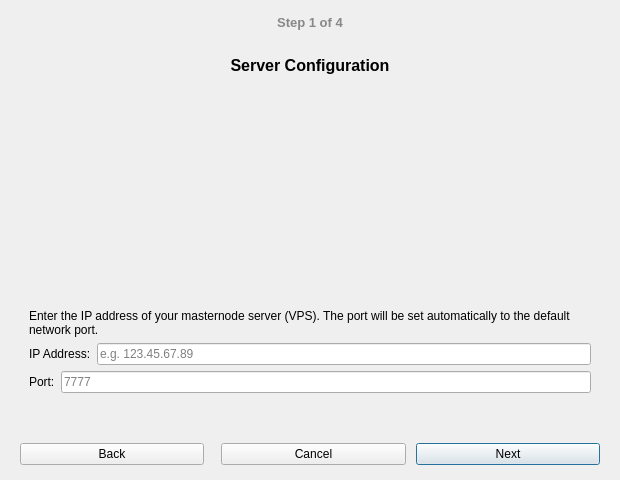
OmegaBlockchain/omegacoin, file src/qt/forms/masternodewizarddialog.ui: the form before one commit.
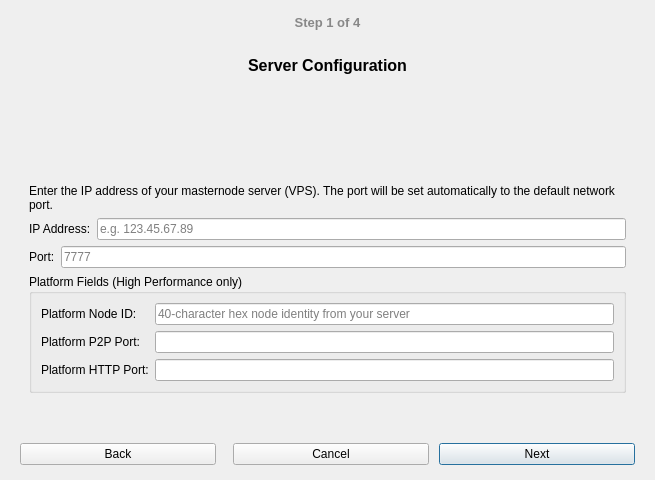
The form after the commit. The open tabs and pages were chosen to show the change.

The edit to the form file:
```diff
--- a/src/qt/forms/masternodewizarddialog.ui
+++ b/src/qt/forms/masternodewizarddialog.ui
@@ -89,14 +89,15 @@
        <item>
         <widget class="QLabel" name="labelWelcomeText">
          <property name="text">
-          <string>To create a masternode you must dedicate 1000 coins to the network as collateral. These coins remain in your wallet and are still yours - they never leave your possession.
+          <string>To create a masternode you must dedicate collateral coins to the network. These coins remain in your wallet and are still yours — they never leave your possession.
 
 You can deactivate the masternode and unlock the coins at any time.
 
 This wizard will guide you through the setup process:
-1. Enter your server IP address
-2. Generate keys and addresses
-3. Review and register
+1. Select masternode type below
+2. Enter your server IP address
+3. Generate keys and addresses
+4. Review and register
 
 You will need a server (VPS) with a static IP address already running the masternode daemon before proceeding.</string>
          </property>
@@ -108,6 +109,32 @@
          </property>
         </widget>
        </item>
+       <item>
+        <widget class="QGroupBox" name="groupBoxMnType">
+         <property name="title">
+          <string>Masternode Type</string>
+         </property>
+         <layout class="QVBoxLayout" name="mnTypeLayout">
+          <item>
+           <widget class="QRadioButton" name="radioRegular">
+            <property name="text">
+             <string>Regular  —  1,000 OMEGA collateral  ·  1 governance vote</string>
+            </property>
+            <property name="checked">
+             <bool>true</bool>
+            </property>
+           </widget>
+          </item>
+          <item>
+           <widget class="QRadioButton" name="radioHP">
+            <property name="text">
+             <string>High Performance  —  10,000 OMEGA collateral  ·  10 governance votes  (active from block 3,200,000)</string>
+            </property>
+           </widget>
+          </item>
+         </layout>
+        </widget>
+       </item>
        <item>
         <spacer name="welcomeBottomSpacer">
          <property name="orientation">
@@ -208,6 +235,60 @@
          </item>
         </layout>
        </item>
+       <item>
+        <widget class="QGroupBox" name="groupBoxPlatform">
+         <property name="title">
+          <string>Platform Fields (High Performance only)</string>
+         </property>
+         <property name="visible">
+          <bool>false</bool>
+         </property>
+         <layout class="QFormLayout" name="platformFormLayout">
+          <item row="0" column="0">
+           <widget class="QLabel" name="labelPlatformNodeID">
+            <property name="text">
+             <string>Platform Node ID:</string>
+            </property>
+           </widget>
+          </item>
+          <item row="0" column="1">
+           <widget class="QLineEdit" name="lineEditPlatformNodeID">
+            <property name="placeholderText">
+             <string>40-character hex node identity from your server</string>
+            </property>
+           </widget>
+          </item>
+          <item row="1" column="0">
+           <widget class="QLabel" name="labelPlatformP2PPort">
+            <property name="text">
+             <string>Platform P2P Port:</string>
+            </property>
+           </widget>
+          </item>
+          <item row="1" column="1">
+           <widget class="QLineEdit" name="lineEditPlatformP2PPort">
+            <property name="readOnly">
+             <bool>true</bool>
+            </property>
+           </widget>
+          </item>
+          <item row="2" column="0">
+           <widget class="QLabel" name="labelPlatformHTTPPort">
+            <property name="text">
+             <string>Platform HTTP Port:</string>
+            </property>
+           </widget>
+          </item>
+          <item row="2" column="1">
+           <widget class="QLineEdit" name="lineEditPlatformHTTPPort">
+            <property name="readOnly">
+             <bool>true</bool>
+            </property>
+           </widget>
+          </item>
+         </layout>
+        </widget>
+       </item>
        <item>
         <spacer name="serverBottomSpacer">
          <property name="orientation">
@@ -362,7 +443,7 @@
        <item>
         <widget class="QLabel" name="labelConfirmDesc">
          <property name="text">
-          <string>Please review your masternode configuration. A transaction of 1000 coins will be created as collateral. Make sure your wallet is unlocked and has sufficient funds.</string>
+          <string>Please review your masternode configuration. Make sure your wallet is unlocked and has sufficient funds for the collateral and transaction fee.</string>
          </property>
          <property name="wordWrap">
           <bool>true</bool>
```
